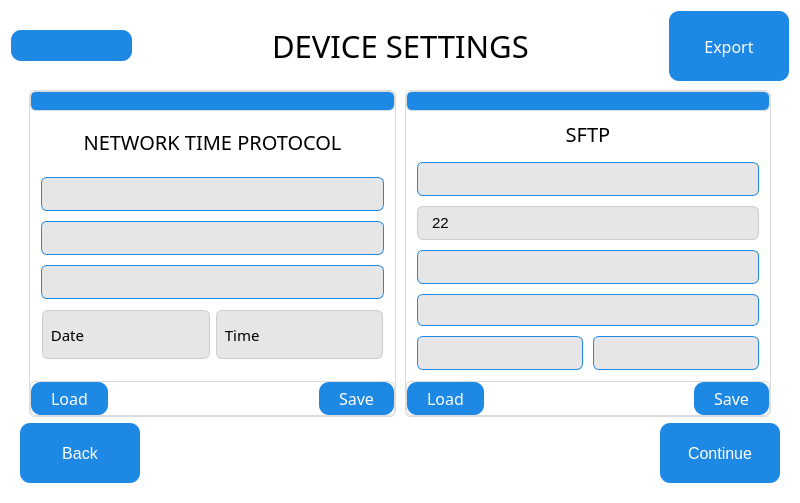
eSpark-Backup/nabilfesal-msm-fw, file QT_APP/devicesettings.ui: the form before one commit.
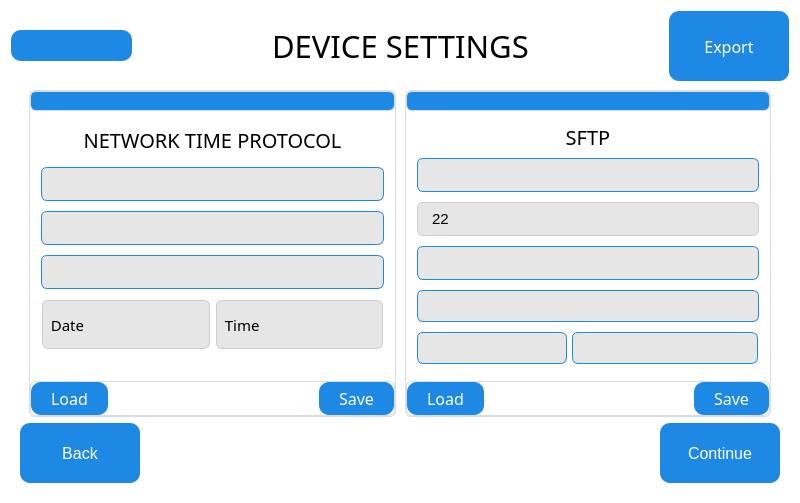
The form after the commit. The open tabs and pages were chosen to show the change. Icons and pictures are not drawn.

```diff
--- a/QT_APP/devicesettings.ui
+++ b/QT_APP/devicesettings.ui
@@ -956,7 +956,7 @@
               </property>
               <layout class="QVBoxLayout" name="verticalLayout_11">
                <property name="spacing">
-                <number>10</number>
+                <number>5</number>
                </property>
                <property name="leftMargin">
                 <number>10</number>
@@ -972,6 +972,18 @@
                </property>
                <item>
                 <widget class="QLabel" name="label_15">
+                 <property name="sizePolicy">
+                  <sizepolicy hsizetype="Fixed" vsizetype="Fixed">
+                   <horstretch>0</horstretch>
+                   <verstretch>0</verstretch>
+                  </sizepolicy>
+                 </property>
+                 <property name="maximumSize">
+                  <size>
+                   <width>345</width>
+                   <height>35</height>
+                  </size>
+                 </property>
                  <property name="font">
                   <font>
                    <family>Gilroy</family>
@@ -1429,7 +1441,7 @@
               </property>
               <layout class="QVBoxLayout" name="verticalLayout_13">
                <property name="spacing">
-                <number>10</number>
+                <number>5</number>
                </property>
                <property name="leftMargin">
                 <number>10</number>
@@ -1445,6 +1457,18 @@
                </property>
                <item>
                 <widget class="QLabel" name="label_23">
+                 <property name="sizePolicy">
+                  <sizepolicy hsizetype="Fixed" vsizetype="Fixed">
+                   <horstretch>0</horstretch>
+                   <verstretch>0</verstretch>
+                  </sizepolicy>
+                 </property>
+                 <property name="maximumSize">
+                  <size>
+                   <width>344</width>
+                   <height>26</height>
+                  </size>
+                 </property>
                  <property name="font">
                   <font>
                    <family>Gilroy</family>
@@ -1556,6 +1580,9 @@
                  <property name="inputMask">
                   <string/>
                  </property>
+                 <property name="text">
+                  <string/>
+                 </property>
                  <property name="placeholderText">
                   <string/>
                  </property>
@@ -1563,8 +1590,23 @@
                </item>
                <item>
                 <layout class="QHBoxLayout" name="horizontalLayout_22">
+                 <property name="spacing">
+                  <number>5</number>
+                 </property>
                  <item>
                   <widget class="QLineEdit" name="sftp_int">
+                   <property name="sizePolicy">
+                    <sizepolicy hsizetype="Fixed" vsizetype="Fixed">
+                     <horstretch>0</horstretch>
+                     <verstretch>0</verstretch>
+                    </sizepolicy>
+                   </property>
+                   <property name="maximumSize">
+                    <size>
+                     <width>150</width>
+                     <height>32</height>
+                    </size>
+                   </property>
                    <property name="focusPolicy">
                     <enum>Qt::ClickFocus</enum>
                    </property>
@@ -1586,6 +1628,12 @@
                  </item>
                  <item>
                   <widget class="QLineEdit" name="sftp_sch">
+                   <property name="maximumSize">
+                    <size>
+                     <width>186</width>
+                     <height>32</height>
+                    </size>
+                   </property>
                    <property name="focusPolicy">
                     <enum>Qt::ClickFocus</enum>
                    </property>
```
Left out of the diff: 7 changed lines with no effect on the pictures.
